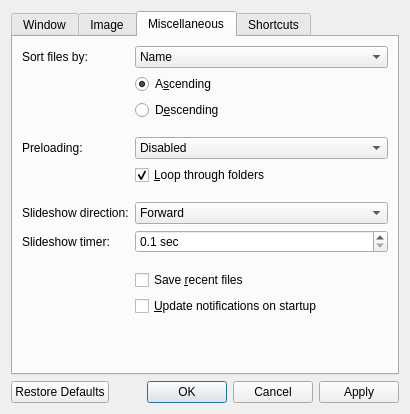
jurplel/qView, file src/qvoptionsdialog.ui: the form before one commit.
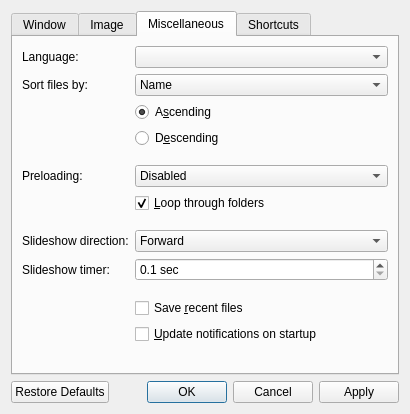
The form after the commit. The open tabs and pages were chosen to show the change.

Commit message: Add language switching and a few more language annotations (AND delete en file)

The edit to the form file:
```diff
--- a/src/qvoptionsdialog.ui
+++ b/src/qvoptionsdialog.ui
@@ -438,14 +438,14 @@
        <string>Miscellaneous</string>
       </attribute>
       <layout class="QFormLayout" name="formLayout_3">
-       <item row="0" column="0">
+       <item row="1" column="0">
         <widget class="QLabel" name="label_8">
          <property name="text">
           <string>Sort files by:</string>
          </property>
         </widget>
        </item>
-       <item row="0" column="1">
+       <item row="1" column="1">
         <widget class="QComboBox" name="sortComboBox">
          <item>
           <property name="text">
@@ -474,7 +474,24 @@
          </item>
         </widget>
        </item>
+       <item row="2" column="1">
+        <widget class="QRadioButton" name="descendingRadioButton0">
+         <property name="text">
+          <string>A&amp;scending</string>
+         </property>
+         <property name="checked">
+          <bool>true</bool>
+         </property>
+        </widget>
+       </item>
        <item row="3" column="1">
+        <widget class="QRadioButton" name="descendingRadioButton1">
+         <property name="text">
+          <string>D&amp;escending</string>
+         </property>
+        </widget>
+       </item>
+       <item row="4" column="1">
         <spacer name="horizontalSpacer_6">
          <property name="orientation">
           <enum>Qt::Horizontal</enum>
@@ -487,7 +504,7 @@
          </property>
         </spacer>
        </item>
-       <item row="4" column="0">
+       <item row="5" column="0">
         <widget class="QLabel" name="label_7">
          <property name="toolTip">
           <string>Controls the amount of images preloaded</string>
@@ -497,7 +514,7 @@
          </property>
         </widget>
        </item>
-       <item row="4" column="1">
+       <item row="5" column="1">
         <widget class="QComboBox" name="preloadingComboBox">
          <property name="toolTip">
           <string>Controls the amount of images preloaded</string>
@@ -522,7 +539,7 @@
          </item>
         </widget>
        </item>
-       <item row="5" column="1">
+       <item row="6" column="1">
         <widget class="QCheckBox" name="loopFoldersCheckbox">
          <property name="toolTip">
           <string>Controls whether or not qView should go back to the first item after reaching the end of a folder</string>
@@ -535,7 +552,7 @@
          </property>
         </widget>
        </item>
-       <item row="6" column="1">
+       <item row="7" column="1">
         <spacer name="horizontalSpacer_5">
          <property name="orientation">
           <enum>Qt::Horizontal</enum>
@@ -548,14 +565,14 @@
          </property>
         </spacer>
        </item>
-       <item row="7" column="0">
+       <item row="8" column="0">
         <widget class="QLabel" name="label_4">
          <property name="text">
           <string>Slideshow direction:</string>
          </property>
         </widget>
        </item>
-       <item row="7" column="1">
+       <item row="8" column="1">
         <widget class="QComboBox" name="slideshowDirectionComboBox">
          <item>
           <property name="text">
@@ -569,31 +586,14 @@
          </item>
         </widget>
        </item>
-       <item row="8" column="0">
+       <item row="9" column="0">
         <widget class="QLabel" name="label_5">
          <property name="text">
           <string>Slideshow timer:</string>
          </property>
         </widget>
        </item>
-       <item row="1" column="1">
-        <widget class="QRadioButton" name="descendingRadioButton0">
-         <property name="text">
-          <string>A&amp;scending</string>
-         </property>
-         <property name="checked">
-          <bool>true</bool>
-         </property>
-        </widget>
-       </item>
-       <item row="2" column="1">
-        <widget class="QRadioButton" name="descendingRadioButton1">
-         <property name="text">
-          <string>D&amp;escending</string>
-         </property>
-        </widget>
-       </item>
-       <item row="8" column="1">
+       <item row="9" column="1">
         <widget class="QDoubleSpinBox" name="slideshowTimerSpinBox">
          <property name="suffix">
           <string> sec</string>
@@ -613,32 +613,42 @@
         </widget>
        </item>
        <item row="10" column="1">
+        <spacer name="horizontalSpacer_7">
+         <property name="orientation">
+          <enum>Qt::Horizontal</enum>
+         </property>
+         <property name="sizeHint" stdset="0">
+          <size>
+           <width>40</width>
+           <height>5</height>
+          </size>
+         </property>
+        </spacer>
+       </item>
+       <item row="11" column="1">
         <widget class="QCheckBox" name="saveRecentsCheckbox">
          <property name="text">
           <string>Save &amp;recent files</string>
          </property>
         </widget>
        </item>
-       <item row="9" column="1">
-        <spacer name="horizontalSpacer_7">
-         <property name="orientation">
-          <enum>Qt::Horizontal</enum>
-         </property>
-         <property name="sizeHint" stdset="0">
-          <size>
-           <width>40</width>
-           <height>5</height>
-          </size>
-         </property>
-        </spacer>
-       </item>
-       <item row="11" column="1">
+       <item row="12" column="1">
         <widget class="QCheckBox" name="updateCheckbox">
          <property name="text">
           <string>&amp;Update notifications on startup</string>
          </property>
         </widget>
        </item>
+       <item row="0" column="0">
+        <widget class="QLabel" name="label_9">
+         <property name="text">
+          <string>Language:</string>
+         </property>
+        </widget>
+       </item>
+       <item row="0" column="1">
+        <widget class="QComboBox" name="langComboBox"/>
+       </item>
       </layout>
      </widget>
      <widget class="QWidget" name="shortcuts">
```
Left out of the diff: 6 changed lines with no effect on the pictures. The commit also changes 6 other files.
